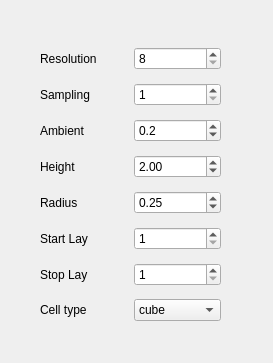
First picture: the form in Windows/UI_files/StateMenu.ui, repository LemurPwned/VISM, before the edit.
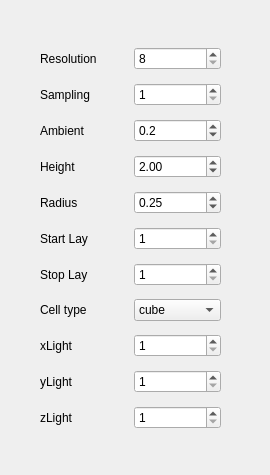
Second picture: the form after the edit.

Diff of the .ui file:
```diff
--- a/Windows/UI_files/StateMenu.ui
+++ b/Windows/UI_files/StateMenu.ui
@@ -6,8 +6,8 @@
    <rect>
     <x>0</x>
     <y>0</y>
-    <width>273</width>
-    <height>363</height>
+    <width>270</width>
+    <height>475</height>
    </rect>
   </property>
   <property name="windowTitle">
@@ -19,7 +19,7 @@
      <x>40</x>
      <y>40</y>
      <width>181</width>
-     <height>288</height>
+     <height>399</height>
     </rect>
    </property>
    <layout class="QGridLayout" name="gridLayout">
@@ -190,6 +190,57 @@
       </item>
      </widget>
     </item>
+    <item row="8" column="1">
+     <widget class="QLabel" name="label_9">
+      <property name="text">
+       <string>xLight</string>
+      </property>
+     </widget>
+    </item>
+    <item row="8" column="2">
+     <widget class="QSpinBox" name="spinBox_5">
+      <property name="minimum">
+       <number>1</number>
+      </property>
+      <property name="maximum">
+       <number>8</number>
+      </property>
+     </widget>
+    </item>
+    <item row="9" column="2">
+     <widget class="QSpinBox" name="spinBox_6">
+      <property name="minimum">
+       <number>1</number>
+      </property>
+      <property name="maximum">
+       <number>8</number>
+      </property>
+     </widget>
+    </item>
+    <item row="9" column="1">
+     <widget class="QLabel" name="label_10">
+      <property name="text">
+       <string>yLight</string>
+      </property>
+     </widget>
+    </item>
+    <item row="10" column="1">
+     <widget class="QLabel" name="label_11">
+      <property name="text">
+       <string>zLight</string>
+      </property>
+     </widget>
+    </item>
+    <item row="10" column="2">
+     <widget class="QSpinBox" name="spinBox_7">
+      <property name="minimum">
+       <number>1</number>
+      </property>
+      <property name="maximum">
+       <number>8</number>
+      </property>
+     </widget>
+    </item>
    </layout>
   </widget>
  </widget>
```
